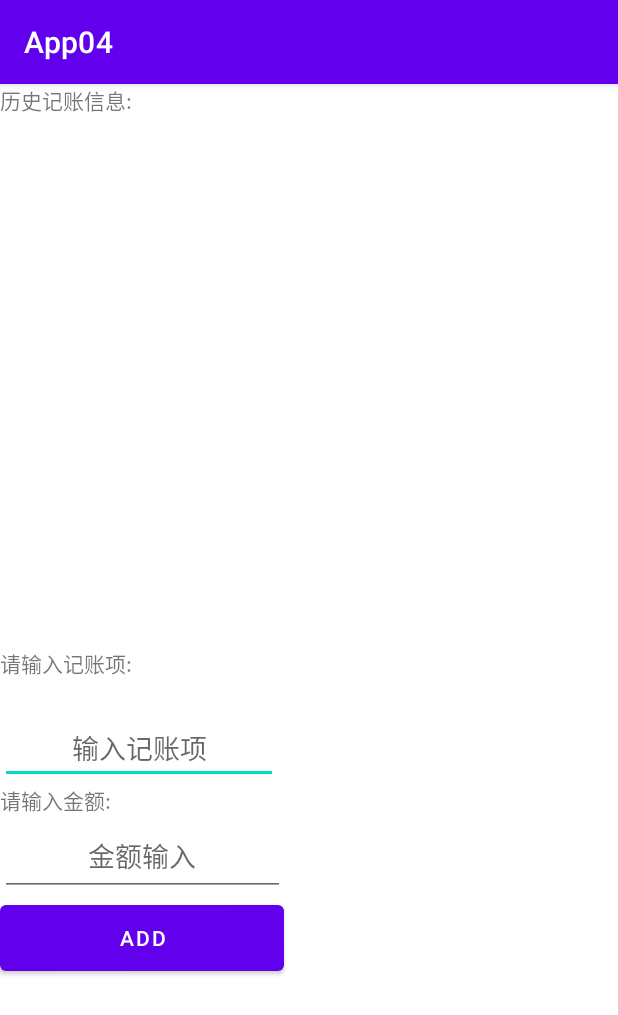
After one commit to waitfuffu/Homework, an Android app: the AccountBook screen opened directly, with no data from a screen before it, on a phone screen of 412 x 824 dp. The commit adds this screen. Shown: the top 1015 px of the screen. Run offline under Robolectric (Android 15) with nearby library versions, the phone set to English and light mode, and no system bars.

Commit message:
add homework 6

```diff
--- a/app/build.gradle
+++ b/app/build.gradle
@@ -33,9 +33,11 @@ android {
 
 dependencies {
 
-    implementation 'androidx.appcompat:appcompat:1.2.0'
+
     implementation 'com.google.android.material:material:1.3.0'
     implementation 'androidx.constraintlayout:constraintlayout:2.0.4'
+    implementation 'androidx.preference:preference:1.1.1'
+    implementation 'androidx.appcompat:appcompat:1.3.0'
     testImplementation 'junit:junit:4.+'
     androidTestImplementation 'androidx.test.ext:junit:1.1.2'
     androidTestImplementation 'androidx.test.espresso:espresso-core:3.3.0'
--- a/app/src/main/java/com/example/app04/choose2/DetailFragment.java
+++ b/app/src/main/java/com/example/app04/choose2/DetailFragment.java
@@ -67,7 +67,7 @@ public class DetailFragment extends Fragment {
         layout = new LinearLayout(getActivity());
         layout.setOrientation(LinearLayout.VERTICAL);
         textView = new TextView(getActivity());
-        textView.setText("音量为 ：30"); //模拟音量
+        textView.setText("音量为 ：30");
         textView.setTextSize(50);
         layout.addView(textView);
     }
--- a/app/src/main/java/com/example/app04/choose4/SettingActivity.java
+++ b/app/src/main/java/com/example/app04/choose4/SettingActivity.java
@@ -24,7 +24,6 @@ public class SettingActivity extends ListActivity{
         //int[] imgIds = getResources().getIntArray(R.array.c4imgids);
         int[] imgIds = new int[]{R.drawable.wifi,R.drawable.blue,
                 R.drawable.battery,R.drawable.volume,R.drawable.search};
-        System.out.println(imgIds[0]+"++++++++++++++++");
         String[] itemTitles = getResources().getStringArray(R.array.c4title);
         List<Map<String,Object>> list = new ArrayList<>();
         for (int i = 0; i < imgIds.length; i++) {
--- /dev/null
+++ b/app/src/main/java/com/example/app04/choose5/AccountBook.java
@@ -0,0 +1,91 @@
+package com.example.app04.choose5;
+
+import androidx.appcompat.app.AppCompatActivity;
+
+import android.content.ContentValues;
+import android.database.Cursor;
+import android.net.Uri;
+import android.os.Bundle;
+import android.view.LayoutInflater;
+import android.view.View;
+import android.widget.Button;
+import android.widget.EditText;
+import android.widget.ListView;
+import android.widget.SimpleAdapter;
+
+import com.example.app04.R;
+import com.example.app04.databinding.AccountInfoBinding;
+import com.example.app04.databinding.ActivityAccountBookBinding;
+
+import java.util.ArrayList;
+import java.util.HashMap;
+import java.util.List;
+import java.util.Map;
+
+public class AccountBook extends AppCompatActivity {
+    private ActivityAccountBookBinding viewBinding;
+    private Uri uri = Uri.parse("content://com.example.app04.provider/book");
+    private AccountProvider provider;
+    private ListView listview;
+    private EditText et1;
+    private EditText et2;
+    private Button btn;
+
+    @Override
+    protected void onCreate(Bundle savedInstanceState) {
+        super.onCreate(savedInstanceState);
+        viewBinding = ActivityAccountBookBinding.inflate(LayoutInflater.from(this));
+        setContentView(viewBinding.getRoot());
+        listview = viewBinding.c5listview;
+        et1 = viewBinding.c5edt1;
+        et2 = viewBinding.c5edt2;
+        btn = viewBinding.c5btn;
+        provider = new AccountProvider();
+        //创建数据库等初始化视图操作
+        updateView();
+        //添加操作
+        insert();
+    }
+
+
+    public void updateView() {
+        //list 用于适配的数据源
+        List<Map<String, String>> data = new ArrayList<Map<String, String>>();
+        Cursor cursor = getContentResolver().query(uri, null, null, null);
+        if (cursor != null) {
+            //获得对应 列 的id
+            int goodsId = cursor.getColumnIndex("goods");
+            int priceId = cursor.getColumnIndex("price");
+            while (cursor.moveToNext()) {
+                Map<String, String> map = new HashMap<String, String>();
+                String goods = cursor.getString(goodsId);
+                String price = cursor.getString(priceId);
+                map.put("goods", goods);
+                map.put("price", price);
+                data.add(map);
+            }
+            cursor.close();
+        }
+      //  R.layout.simple_list_item_2 默认有两个TextView  ，text1,text2
+        SimpleAdapter adapter = new SimpleAdapter(this, data, android.R.layout.simple_list_item_2,
+                new String[]{"goods", "price"}, new int[]{android.R.id.text1, android.R.id.text2});
+        listview.setAdapter(adapter);
+    }
+
+
+    public void insert() {
+        btn.setOnClickListener(new View.OnClickListener() {
+            @Override
+            public void onClick(View v) {
+                ContentValues values = new ContentValues();
+                String goods = et1.getText().toString();
+                String price = et2.getText().toString();
+                values.put("goods",goods);
+                values.put("price",price);
+                getContentResolver().insert(uri,values);
+                //更新信息View
+                updateView();
+            }
+        });
+    }
+}
--- /dev/null
+++ b/app/src/main/res/layout/activity_account_book.xml
@@ -0,0 +1,48 @@
+<?xml version="1.0" encoding="utf-8"?>
+<LinearLayout xmlns:android="http://schemas.android.com/apk/res/android"
+    android:layout_width="match_parent"
+    android:layout_height="match_parent"
+    android:orientation="vertical"
+    >
+    <TextView
+        android:layout_width="match_parent"
+        android:layout_height="wrap_content"
+        android:text="历史记账信息:"/>
+
+    <ListView
+        android:id="@+id/c5listview"
+        android:layout_width="match_parent"
+        android:layout_height="354dp" />
+
+
+    <TextView
+        android:layout_width="180dp"
+        android:layout_height="49dp"
+        android:text="请输入记账项:" />
+
+    <EditText
+        android:id="@+id/c5edt1"
+        android:layout_width="185dp"
+        android:layout_height="42dp"
+        android:gravity="center"
+        android:hint="输入记账项" />
+
+    <TextView
+        android:layout_width="wrap_content"
+        android:layout_height="wrap_content"
+        android:text="请输入金额:"/>
+
+    <EditText
+        android:id="@+id/c5edt2"
+        android:layout_width="190dp"
+        android:layout_height="53dp"
+        android:gravity="center"
+        android:hint="金额输入" />
+
+    <Button
+        android:id="@+id/c5btn"
+        android:layout_width="189dp"
+        android:layout_height="56dp"
+        android:text="add" />
+
+</LinearLayout>
```
Also changed, not shown: app/src/main/AndroidManifest.xml (+9 -1 lines), app/src/main/java/com/example/app04/choose5/AccountDataHelper.java (added, +35 -0 lines), app/src/main/java/com/example/app04/choose5/AccountProvider.java (added, +56 -0 lines), app/src/main/java/com/example/app04/initmain/InfoActivity.java (+9 -0 lines), app/src/main/res/layout/account_info.xml (added, +21 -0 lines), app/src/main/res/values/arrays.xml (added, +12 -0 lines), app/src/main/res/values/strings.xml (+16 -0 lines), app/src/main/res/xml/root_preferences.xml (added, +35 -0 lines).
